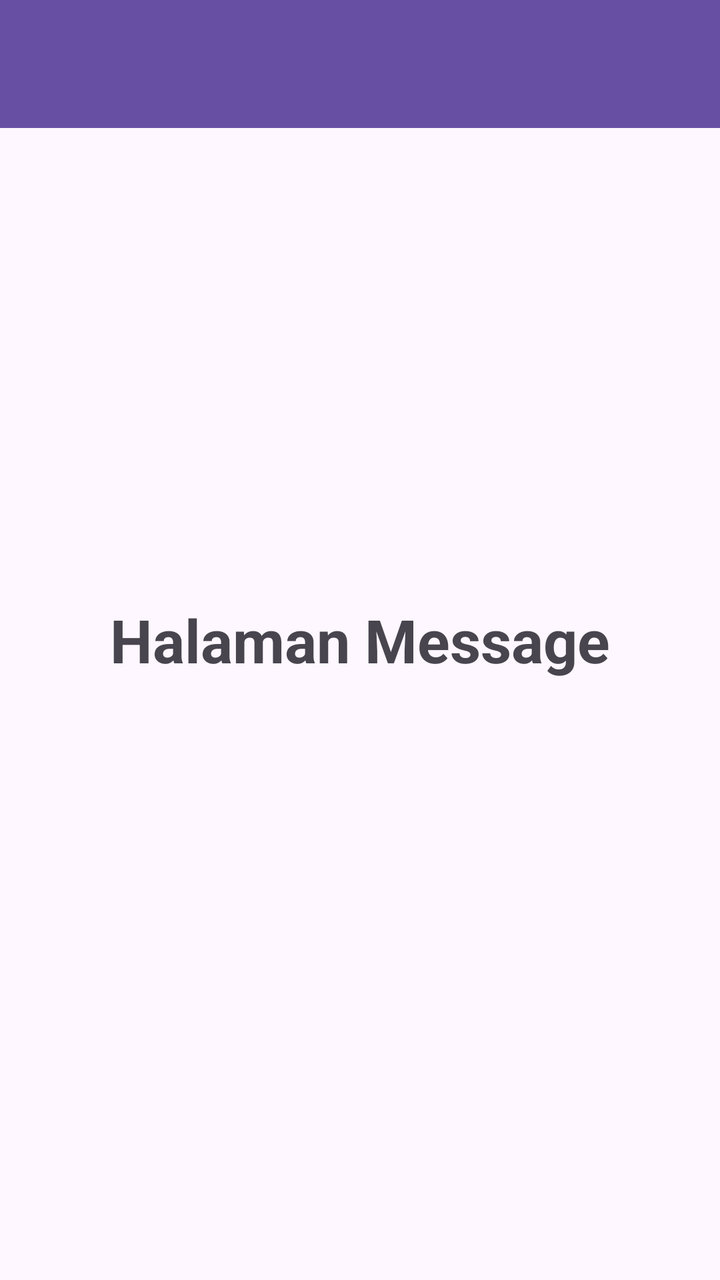
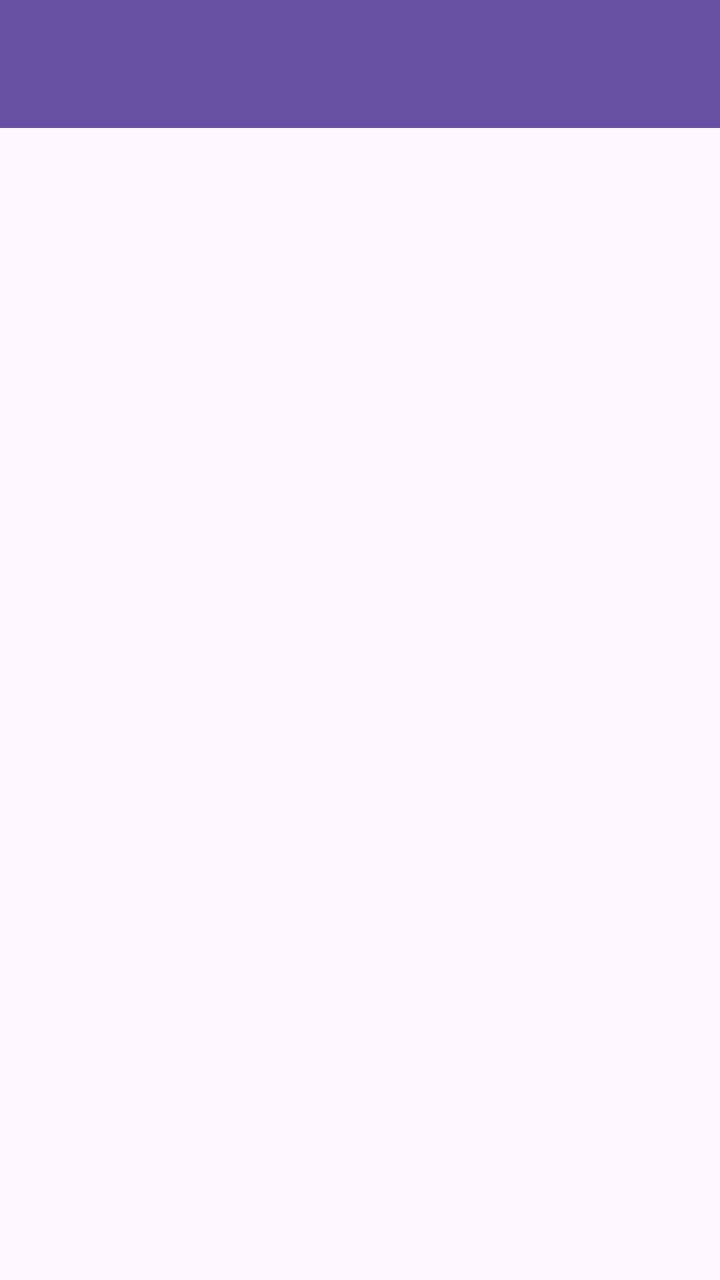

Two renders of the same Android screen: before a commit and after it. Below are the layout's source before the change and the commit's diff.
<!-- AndroidManifest.xml: application theme Theme.Fadhil3TIE -->
<!-- res/layout/fragment_message.xml -->
<?xml version="1.0" encoding="utf-8"?>
<androidx.constraintlayout.widget.ConstraintLayout xmlns:android="http://schemas.android.com/apk/res/android"
    xmlns:tools="http://schemas.android.com/tools"
    android:layout_width="match_parent"
    android:layout_height="match_parent"
    xmlns:app="http://schemas.android.com/apk/res-auto"
    tools:context=".Message.MessageFragment">

    <androidx.appcompat.widget.Toolbar
        android:id="@+id/toolbar"
        android:layout_width="409dp"
        android:layout_height="wrap_content"
        android:background="?attr/colorPrimary"
        android:minHeight="?attr/actionBarSize"
        android:theme="?attr/actionBarTheme"
        app:titleTextColor="@color/white"
        app:subtitleTextColor="@color/white"
        app:layout_constraintBottom_toBottomOf="parent"
        app:layout_constraintEnd_toEndOf="parent"
        app:layout_constraintHorizontal_bias="1.0"
        app:layout_constraintStart_toStartOf="parent"
        app:layout_constraintTop_toTopOf="parent"
        app:layout_constraintVertical_bias="0.0"
        app:layout_scrollFlags="scroll|enterAlways"/>

    <TextView
        android:layout_width="match_parent"
        android:layout_height="match_parent"
        android:gravity="center"
        android:text="Halaman Message"
        android:textSize="30sp"
        android:textStyle="bold"
        app:layout_constraintTop_toTopOf="parent" />

</androidx.constraintlayout.widget.ConstraintLayout>
<!-- resources referenced by this layout -->
<resources>
  <color name="white">#FFFFFFFF</color>
  <style name="Theme.Fadhil3TIE" parent="Base.Theme.Fadhil3TIE" />
  <style name="Base.Theme.Fadhil3TIE" parent="Theme.Material3.DayNight.NoActionBar">
          
          
      </style>
</resources>

<!-- the commit's change to res/layout/fragment_message.xml (unified diff, before → after) -->
@@ -1,35 +1,32 @@
 <?xml version="1.0" encoding="utf-8"?>
-<androidx.constraintlayout.widget.ConstraintLayout xmlns:android="http://schemas.android.com/apk/res/android"
+<androidx.coordinatorlayout.widget.CoordinatorLayout xmlns:android="http://schemas.android.com/apk/res/android"
+
     xmlns:tools="http://schemas.android.com/tools"
     android:layout_width="match_parent"
     android:layout_height="match_parent"
     xmlns:app="http://schemas.android.com/apk/res-auto"
     tools:context=".Message.MessageFragment">
 
-    <androidx.appcompat.widget.Toolbar
-        android:id="@+id/toolbar"
-        android:layout_width="409dp"
+    <com.google.android.material.appbar.AppBarLayout
+        android:id="@+id/appBarLayout"
+        android:layout_width="match_parent"
         android:layout_height="wrap_content"
-        android:background="?attr/colorPrimary"
-        android:minHeight="?attr/actionBarSize"
-        android:theme="?attr/actionBarTheme"
-        app:titleTextColor="@color/white"
-        app:subtitleTextColor="@color/white"
-        app:layout_constraintBottom_toBottomOf="parent"
-        app:layout_constraintEnd_toEndOf="parent"
-        app:layout_constraintHorizontal_bias="1.0"
-        app:layout_constraintStart_toStartOf="parent"
-        app:layout_constraintTop_toTopOf="parent"
-        app:layout_constraintVertical_bias="0.0"
-        app:layout_scrollFlags="scroll|enterAlways"/>
+        android:theme="@style/ThemeOverlay.AppCompat.Dark.ActionBar">
 
-    <TextView
+        <androidx.appcompat.widget.Toolbar
+            android:id="@+id/toolbar"
+            android:layout_width="match_parent"
+            android:layout_height="?attr/actionBarSize"
+            android:background="?attr/colorPrimary"
+            app:layout_scrollFlags="scroll|enterAlways"
+            app:titleTextColor="@android:color/white" />
+
+    </com.google.android.material.appbar.AppBarLayout>
+
+    <ListView
+        android:id="@+id/listMessageItem"
         android:layout_width="match_parent"
         android:layout_height="match_parent"
-        android:gravity="center"
-        android:text="Halaman Message"
-        android:textSize="30sp"
-        android:textStyle="bold"
-        app:layout_constraintTop_toTopOf="parent" />
+        app:layout_behavior="@string/appbar_scrolling_view_behavior" />
 
-</androidx.constraintlayout.widget.ConstraintLayout>
+</androidx.coordinatorlayout.widget.CoordinatorLayout>
<!-- resource entries referenced after the edit -->
@@ -1,6 +1,5 @@
 <!-- resources referenced by this layout -->
 <resources>
-  <color name="white">#FFFFFFFF</color>
   <style name="Theme.Fadhil3TIE" parent="Base.Theme.Fadhil3TIE" />
   <style name="Base.Theme.Fadhil3TIE" parent="Theme.Material3.DayNight.NoActionBar">
           
